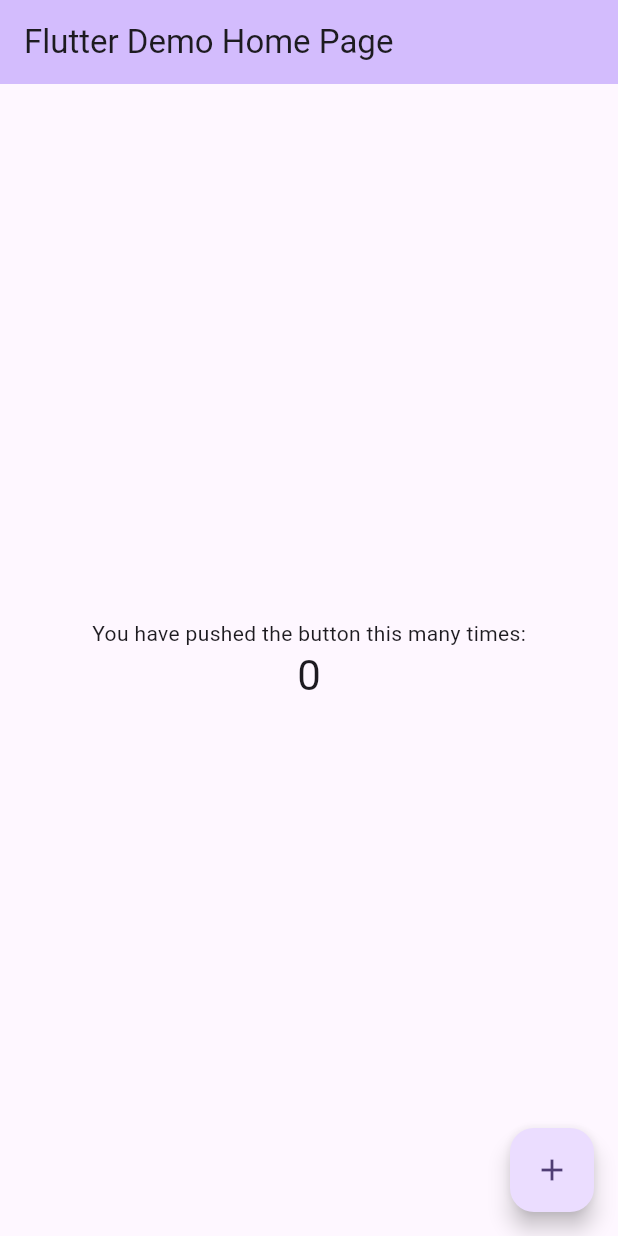
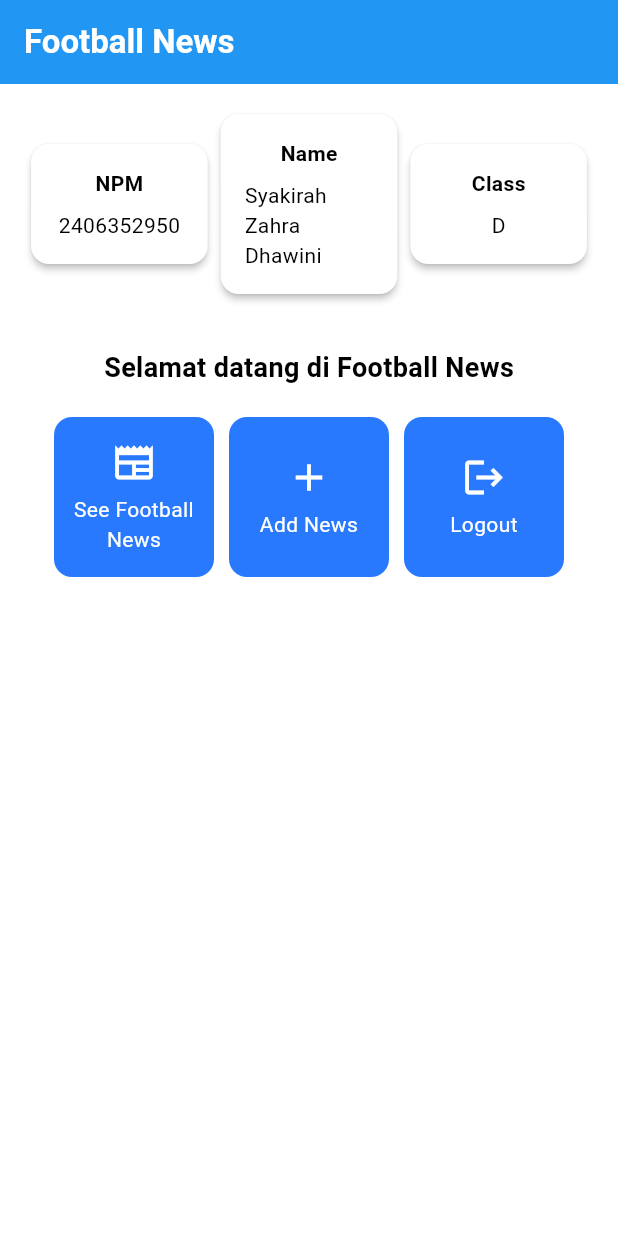
Before and after one commit to Syakirahzd/football-news-mobile, a Flutter app: the screen it shows after launch, on a phone screen of 412 x 824 dp. Run offline on Flutter 3.47's test engine with Material 3 defaults, Android fonts, the phone set to English and light mode, and no system bars.

Commit message:
Tutorial 6

```diff
--- a/lib/main.dart
+++ b/lib/main.dart
@@ -1,4 +1,5 @@
 import 'package:flutter/material.dart';
+import 'package:football_news/menu.dart';
 
 void main() {
   runApp(const MyApp());
@@ -28,95 +29,10 @@ class MyApp extends StatelessWidget {
         //
         // This works for code too, not just values: Most code changes can be
         // tested with just a hot reload.
-        colorScheme: ColorScheme.fromSeed(seedColor: Colors.deepPurple),
+         colorScheme: ColorScheme.fromSwatch(primarySwatch: Colors.blue)
+.copyWith(secondary: Colors.blueAccent[400]),
       ),
-      home: const MyHomePage(title: 'Flutter Demo Home Page'),
+      home: MyHomePage(),
     );
   }
 }
-
-class MyHomePage extends StatefulWidget {
-  const MyHomePage({super.key, required this.title});
-
-  // This widget is the home page of your application. It is stateful, meaning
-  // that it has a State object (defined below) that contains fields that affect
-  // how it looks.
-
-  // This class is the configuration for the state. It holds the values (in this
-  // case the title) provided by the parent (in this case the App widget) and
-  // used by the build method of the State. Fields in a Widget subclass are
-  // always marked "final".
-
-  final String title;
-
-  @override
-  State<MyHomePage> createState() => _MyHomePageState();
-}
-
-class _MyHomePageState extends State<MyHomePage> {
-  int _counter = 0;
-
-  void _incrementCounter() {
-    setState(() {
-      // This call to setState tells the Flutter framework that something has
-      // changed in this State, which causes it to rerun the build method below
-      // so that the display can reflect the updated values. If we changed
-      // _counter without calling setState(), then the build method would not be
-      // called again, and so nothing would appear to happen.
-      _counter++;
-    });
-  }
-
-  @override
-  Widget build(BuildContext context) {
-    // This method is rerun every time setState is called, for instance as done
-    // by the _incrementCounter method above.
-    //
-    // The Flutter framework has been optimized to make rerunning build methods
-    // fast, so that you can just rebuild anything that needs updating rather
-    // than having to individually change instances of widgets.
-    return Scaffold(
-      appBar: AppBar(
-        // TRY THIS: Try changing the color here to a specific color (to
-        // Colors.amber, perhaps?) and trigger a hot reload to see the AppBar
-        // change color while the other colors stay the same.
-        backgroundColor: Theme.of(context).colorScheme.inversePrimary,
-        // Here we take the value from the MyHomePage object that was created by
-        // the App.build method, and use it to set our appbar title.
-        title: Text(widget.title),
-      ),
-      body: Center(
-        // Center is a layout widget. It takes a single child and positions it
-        // in the middle of the parent.
-        child: Column(
-          // Column is also a layout widget. It takes a list of children and
-          // arranges them vertically. By default, it sizes itself to fit its
-          // children horizontally, and tries to be as tall as its parent.
-          //
-          // Column has various properties to control how it sizes itself and
-          // how it positions its children. Here we use mainAxisAlignment to
-          // center the children vertically; the main axis here is the vertical
-          // axis because Columns are vertical (the cross axis would be
-          // horizontal).
-          //
-          // TRY THIS: Invoke "debug painting" (choose the "Toggle Debug Paint"
-          // action in the IDE, or press "p" in the console), to see the
-          // wireframe for each widget.
-          mainAxisAlignment: MainAxisAlignment.center,
-          children: <Widget>[
-            const Text('You have pushed the button this many times:'),
-            Text(
-              '$_counter',
-              style: Theme.of(context).textTheme.headlineMedium,
-            ),
-          ],
-        ),
-      ),
-      floatingActionButton: FloatingActionButton(
-        onPressed: _incrementCounter,
-        tooltip: 'Increment',
-        child: const Icon(Icons.add),
-      ), // This trailing comma makes auto-formatting nicer for build methods.
-    );
-  }
-}
--- /dev/null
+++ b/lib/menu.dart
@@ -0,0 +1,188 @@
+import 'package:flutter/material.dart';
+
+class MyHomePage extends StatelessWidget {
+  MyHomePage({super.key});
+
+  final String nama = "Syakirah Zahra Dhawini"; //nama
+  final String npm = "2406352950"; //npm
+  final String kelas = "D"; //kelas
+
+  final List<ItemHomepage> items = [
+    ItemHomepage("See Football News", Icons.newspaper),
+    ItemHomepage("Add News", Icons.add),
+    ItemHomepage("Logout", Icons.logout),
+  ];
+
+   @override
+    Widget build(BuildContext context) {
+    // Scaffold menyediakan struktur dasar halaman dengan AppBar dan body.
+    return Scaffold(
+      // AppBar adalah bagian atas halaman yang menampilkan judul.
+      appBar: AppBar(
+        // Judul aplikasi "Football News" dengan teks putih dan tebal.
+        title: const Text(
+          'Football News',
+          style: TextStyle(
+            color: Colors.white,
+            fontWeight: FontWeight.bold,
+          ),
+        ),
+        // Warna latar belakang AppBar diambil dari skema warna tema aplikasi.
+        backgroundColor: Theme.of(context).colorScheme.primary,
+      ),
+      // Body halaman dengan padding di sekelilingnya.
+      body: Padding(
+        padding: const EdgeInsets.all(16.0),
+        // Menyusun widget secara vertikal dalam sebuah kolom.
+        child: Column(
+          crossAxisAlignment: CrossAxisAlignment.center,
+          children: [
+            // Row untuk menampilkan 3 InfoCard secara horizontal.
+            Row(
+              mainAxisAlignment: MainAxisAlignment.spaceEvenly,
+              children: [
+                InfoCard(title: 'NPM', content: npm),
+                InfoCard(title: 'Name', content: nama),
+                InfoCard(title: 'Class', content: kelas),
+              ],
+            ),
+
+            // Memberikan jarak vertikal 16 unit.
+            const SizedBox(height: 16.0),
+
+            // Menempatkan widget berikutnya di tengah halaman.
+            Center(
+              child: Column(
+                // Menyusun teks dan grid item secara vertikal.
+
+                children: [
+                  // Menampilkan teks sambutan dengan gaya tebal dan ukuran 18.
+                  const Padding(
+                    padding: EdgeInsets.only(top: 16.0),
+                    child: Text(
+                      'Selamat datang di Football News',
+                      style: TextStyle(
+                        fontWeight: FontWeight.bold,
+                        fontSize: 18.0,
+                      ),
+                    ),
+                  ),
+
+                  // Grid untuk menampilkan ItemCard dalam bentuk grid 3 kolom.
+                  GridView.count(
+                    primary: true,
+                    padding: const EdgeInsets.all(20),
+                    crossAxisSpacing: 10,
+                    mainAxisSpacing: 10,
+                    crossAxisCount: 3,
+                    // Agar grid menyesuaikan tinggi kontennya.
+                    shrinkWrap: true,
+
+                    // Menampilkan ItemCard untuk setiap item dalam list items.
+                    children: items.map((ItemHomepage item) {
+                      return ItemCard(item);
+                    }).toList(),
+                  ),
+                ],
+              ),
+            ),
+          ],
+        ),
+      ),
+    );
+    }
+}
+
+class InfoCard extends StatelessWidget {
+  // Kartu informasi yang menampilkan title dan content.
+
+  final String title;  // Judul kartu.
+  final String content;  // Isi kartu.
+
+  const InfoCard({super.key, required this.title, required this.content});
+
+  @override
+  Widget build(BuildContext context) {
+    return Card(
+      // Membuat kotak kartu dengan bayangan dibawahnya.
+      elevation: 2.0,
+      child: Container(
+        // Mengatur ukuran dan jarak di dalam kartu.
+        width: MediaQuery.of(context).size.width / 3.5, // menyesuaikan dengan lebar device yang digunakan.
+        padding: const EdgeInsets.all(16.0),
+        // Menyusun title dan content secara vertikal.
+        child: Column(
+          children: [
+            Text(
+              title,
+              style: const TextStyle(fontWeight: FontWeight.bold),
+            ),
+            const SizedBox(height: 8.0),
+            Text(content),
+          ],
+        ),
+      ),
+    );
+  }
+}
+
+class ItemHomepage {
+ final String name;
+ final IconData icon;
+
+ ItemHomepage(this.name, this.icon);
+}
+
+class ItemCard extends StatelessWidget {
+  // Menampilkan kartu dengan ikon dan nama.
+
+  final ItemHomepage item;
+
+  const ItemCard(this.item, {super.key});
+
+  @override
+  Widget build(BuildContext context) {
+    return Material(
+      // Menentukan warna latar belakang dari tema aplikasi.
+      color: Theme.of(context).colorScheme.secondary,
+      // Membuat sudut kartu melengkung.
+      borderRadius: BorderRadius.circular(12),
+
+      child: InkWell(
+        // Aksi ketika kartu ditekan.
+        onTap: () {
+          // Menampilkan pesan SnackBar saat kartu ditekan.
+          ScaffoldMessenger.of(context)
+            ..hideCurrentSnackBar()
+            ..showSnackBar(
+              SnackBar(content: Text("Kamu telah menekan tombol ${item.name}!"))
+            );
+        },
+        // Container untuk menyimpan Icon dan Text
+        child: Container(
+          padding: const EdgeInsets.all(8),
+          child: Center(
+            child: Column(
+              // Menyusun ikon dan teks di tengah kartu.
+              mainAxisAlignment: MainAxisAlignment.center,
+              children: [
+                Icon(
+                  item.icon,
+                  color: Colors.white,
+                  size: 30.0,
+                ),
+                const Padding(padding: EdgeInsets.all(3)),
+                Text(
+                  item.name,
+                  textAlign: TextAlign.center,
+                  style: const TextStyle(color: Colors.white),
+                ),
+              ],
+            ),
+          ),
+        ),
+      ),
+    );
+  }
+
+}
```
